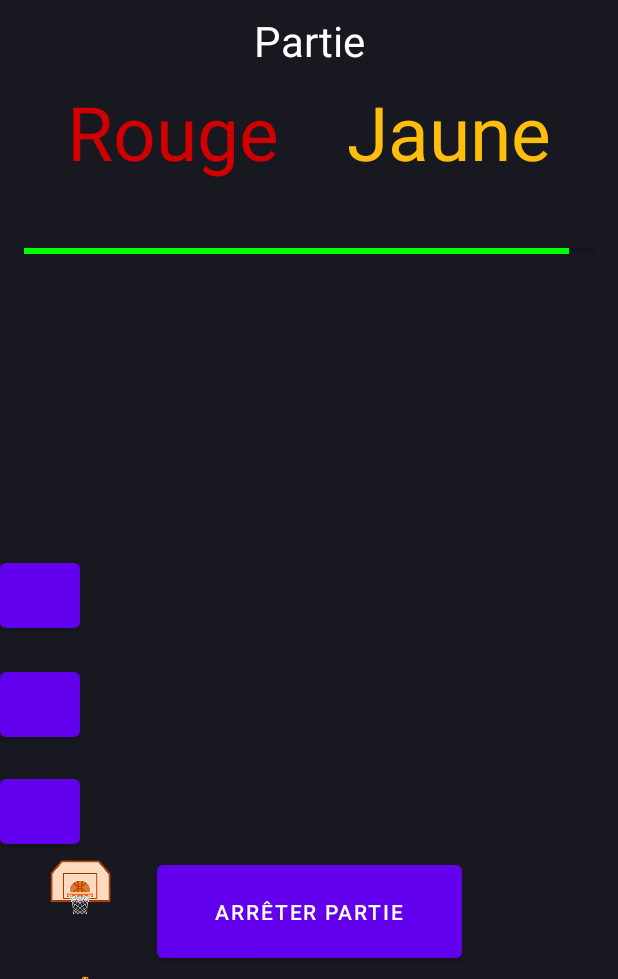
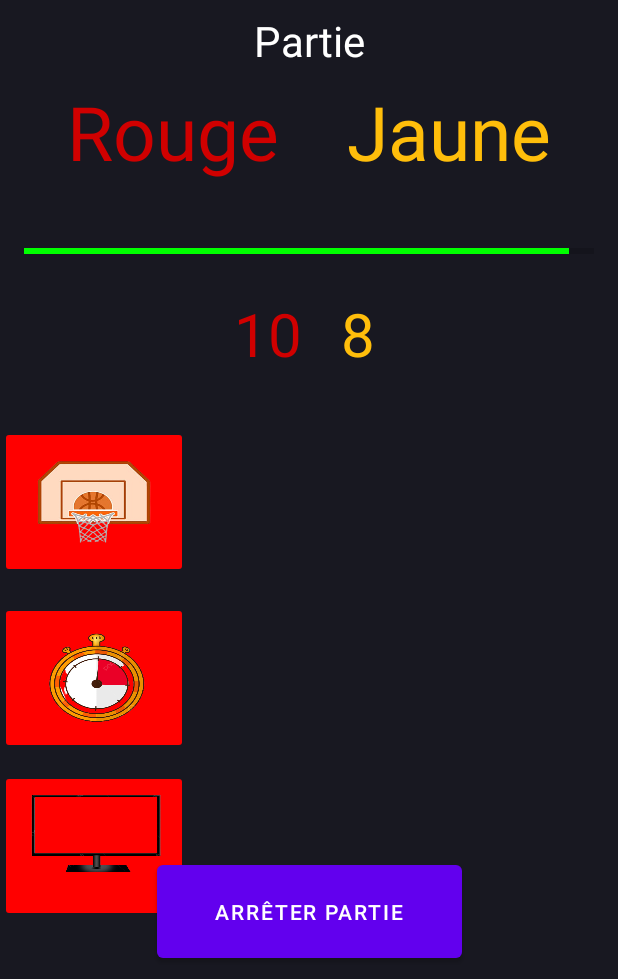
Before and after one commit to btssn-lasalle-84/basket-game-2023, an Android app: the PartieSuivi screen opened directly, with no data from a screen before it, on a phone screen of 412 x 824 dp, the part 257-1236 px from its top. Run offline under Robolectric (Android 15) with nearby library versions, the phone set to English and light mode, and no system bars; 5 statements that could not run were skipped.

Commit message:
BASKET2023-50 Gère les boutons de connexion et déconnexion aux modules et vérifie si ils sont connéctés

```diff
--- a/basketgame-android/app/src/main/java/com/basket_game/CommunicationBluetooth.java
+++ b/basketgame-android/app/src/main/java/com/basket_game/CommunicationBluetooth.java
@@ -189,6 +189,16 @@ public class CommunicationBluetooth
     }
 
     /**
+     * @brief Pour vérifier la connexion
+     */
+    public boolean estConnecte(int idModule) {
+        if (socketsBluetooth.get(idModule) != null && socketsBluetooth.get(idModule).isConnected()) {
+            return true;
+        }
+        return false;
+    }
+
+    /**
      * @brief Pour créer un socket Bluetooth
      */
     @SuppressLint("MissingPermission")
--- a/basketgame-android/app/src/main/java/com/basket_game/PartieSuivi.java
+++ b/basketgame-android/app/src/main/java/com/basket_game/PartieSuivi.java
@@ -47,12 +47,15 @@ public class PartieSuivi extends AppCompatActivity
     private TimerTask tacheCompteurTempsTour = null;
     private CommunicationBluetooth communicationBluetooth = null;
     Handler handler = null;
-    private boolean moduleConnecte = false;
+
 
     /**
      * Ressources GUI
      */
     ProgressBar progressBarTempsRestantTour;
+    ImageButton boutonConnexionModuleDetection;
+    ImageButton boutonConnexionModuleSignalisation;
+    ImageButton boutonConnexionModuleEcran;
 
     /**
      * @brief Méthode appelée à la création de l'activité
@@ -85,6 +88,7 @@ public class PartieSuivi extends AppCompatActivity
         Log.d(TAG, "onStart()");
         initialiserCompteurTempsTour();
         connecterModules();
+        verfierConnexionModules();
     }
 
     /**
@@ -264,20 +268,16 @@ public class PartieSuivi extends AppCompatActivity
      */
     private void creerBoutonConnexionModuleDetection()
     {
-        Button boutonConnexionModuleDetection = findViewById(R.id.boutonConnexionModuleDetection);
+        boutonConnexionModuleDetection = findViewById(R.id.boutonConnexionModuleDetection);
         boutonConnexionModuleDetection.setOnClickListener(new View.OnClickListener() {
             @Override
-            public void onClick(View v)
-            {
-                if(!moduleConnecte)
-                {
+            public void onClick(View v) {
+                if(!communicationBluetooth.estConnecte(CommunicationBluetooth.ID_MODULE_DETECTION)) {
                     communicationBluetooth.seConnecter(CommunicationBluetooth.NOM_MODULE_DETECTION, CommunicationBluetooth.ID_MODULE_DETECTION);
                     boutonConnexionModuleDetection.setBackgroundTintList(ColorStateList.valueOf(Color.GREEN));
-                    moduleConnecte = true;
                 } else {
                     communicationBluetooth.seDeconnecter(CommunicationBluetooth.ID_MODULE_DETECTION);
                     boutonConnexionModuleDetection.setBackgroundTintList(ColorStateList.valueOf(Color.RED));
-                    moduleConnecte = false;
                 }
             }
         });
@@ -288,20 +288,16 @@ public class PartieSuivi extends AppCompatActivity
      */
     private void creerBoutonConnexionModuleSignalisation()
     {
-        Button boutonConnexionModuleSignalisation = findViewById(R.id.boutonConnexionModuleSignalisation);
+        boutonConnexionModuleSignalisation = findViewById(R.id.boutonConnexionModuleSignalisation);
         boutonConnexionModuleSignalisation.setOnClickListener(new View.OnClickListener() {
             @Override
-            public void onClick(View v)
-            {
-                if(!moduleConnecte)
-                {
+            public void onClick(View v) {
+                    if(!communicationBluetooth.estConnecte(CommunicationBluetooth.ID_MODULE_SIGNALISATION)) {
                         communicationBluetooth.seConnecter(CommunicationBluetooth.NOM_MODULE_SIGNALISATION, CommunicationBluetooth.ID_MODULE_SIGNALISATION);
                         boutonConnexionModuleSignalisation.setBackgroundTintList(ColorStateList.valueOf(Color.GREEN));
-                    moduleConnecte = true;
                     } else {
                         communicationBluetooth.seDeconnecter(CommunicationBluetooth.ID_MODULE_SIGNALISATION);
                         boutonConnexionModuleSignalisation.setBackgroundTintList(ColorStateList.valueOf(Color.RED));
-                    moduleConnecte = false;
                     }
                 }
         });
@@ -312,23 +308,44 @@ public class PartieSuivi extends AppCompatActivity
      */
     private void creerBoutonConnexionModuleEcran()
     {
-        Button boutonConnexionModuleEcran = findViewById(R.id.boutonConnexionModuleEcran);
+        boutonConnexionModuleEcran = findViewById(R.id.boutonConnexionModuleEcran);
         boutonConnexionModuleEcran.setOnClickListener(new View.OnClickListener() {
             @Override
             public void onClick(View v)
             {
-                if(!moduleConnecte)
-                {
+                if(!communicationBluetooth.estConnecte(CommunicationBluetooth.ID_MODULE_ECRAN)) {
                     communicationBluetooth.seConnecter(CommunicationBluetooth.NOM_MODULE_ECRAN, CommunicationBluetooth.ID_MODULE_ECRAN);
                     boutonConnexionModuleEcran.setBackgroundTintList(ColorStateList.valueOf(Color.GREEN));
-                    moduleConnecte = true;
                 } else {
                     communicationBluetooth.seDeconnecter(CommunicationBluetooth.ID_MODULE_ECRAN);
                     boutonConnexionModuleEcran.setBackgroundTintList(ColorStateList.valueOf(Color.RED));
-                    moduleConnecte = false;
                 }
             }
         });
+    }
+
+    /**
+     * @brief Méthode appelée pour vérifier la connexion aux modules
+     */
+    private void verfierConnexionModules()
+    {
+        if(communicationBluetooth.estConnecte(CommunicationBluetooth.ID_MODULE_DETECTION)) {
+            boutonConnexionModuleDetection.setBackgroundTintList(ColorStateList.valueOf(Color.GREEN));
+        } else {
+            boutonConnexionModuleDetection.setBackgroundTintList(ColorStateList.valueOf(Color.RED));
+        }
+
+        if(communicationBluetooth.estConnecte(CommunicationBluetooth.ID_MODULE_SIGNALISATION)) {
+            boutonConnexionModuleSignalisation.setBackgroundTintList(ColorStateList.valueOf(Color.GREEN));
+        } else {
+            boutonConnexionModuleSignalisation.setBackgroundTintList(ColorStateList.valueOf(Color.RED));
+        }
+
+        if(communicationBluetooth.estConnecte(CommunicationBluetooth.ID_MODULE_ECRAN)) {
+            boutonConnexionModuleEcran.setBackgroundTintList(ColorStateList.valueOf(Color.GREEN));
+        } else {
+            boutonConnexionModuleEcran.setBackgroundTintList(ColorStateList.valueOf(Color.RED));
+        }
     }
 
     /**
@@ -362,8 +379,9 @@ public class PartieSuivi extends AppCompatActivity
             communicationBluetooth = CommunicationBluetooth.getInstance(handler);
         }
         if(communicationBluetooth != null) {
-            // Connecter les trois modules
             communicationBluetooth.seConnecter(CommunicationBluetooth.NOM_MODULE_DETECTION, CommunicationBluetooth.ID_MODULE_DETECTION);
+            communicationBluetooth.seConnecter(CommunicationBluetooth.NOM_MODULE_SIGNALISATION, CommunicationBluetooth.ID_MODULE_SIGNALISATION);
+            communicationBluetooth.seConnecter(CommunicationBluetooth.NOM_MODULE_ECRAN, CommunicationBluetooth.ID_MODULE_ECRAN);
         }
     }
 
--- a/basketgame-android/app/src/main/res/layout/partie_suivi.xml
+++ b/basketgame-android/app/src/main/res/layout/partie_suivi.xml
@@ -16,75 +16,6 @@
         app:layout_constraintStart_toStartOf="parent"
         app:layout_constraintTop_toTopOf="parent"
         app:srcCompat="@drawable/logo_basket_game_sans_fond_reduit" />
-
-    <Button
-        android:id="@+id/boutonConnexionModuleDetection"
-        android:layout_width="53dp"
-        android:layout_height="55dp"
-        app:layout_constraintBottom_toTopOf="@+id/boutonConnexionModuleSignalisation"
-        app:layout_constraintEnd_toEndOf="parent"
-        app:layout_constraintHorizontal_bias="0.0"
-        app:layout_constraintStart_toStartOf="parent"
-        app:layout_constraintTop_toTopOf="parent"
-        app:layout_constraintVertical_bias="0.965" />
-
-    <Button
-        android:id="@+id/boutonConnexionModuleSignalisation"
-        android:layout_width="53dp"
-        android:layout_height="55dp"
-        app:layout_constraintBottom_toBottomOf="parent"
-        app:layout_constraintEnd_toEndOf="parent"
-        app:layout_constraintHorizontal_bias="0.0"
-        app:layout_constraintStart_toStartOf="parent"
-        app:layout_constraintTop_toTopOf="parent"
-        app:layout_constraintVertical_bias="0.782" />
-
-    <Button
-        android:id="@+id/boutonConnexionModuleEcran"
-        android:layout_width="53dp"
-        android:layout_height="55dp"
-        app:layout_constraintBottom_toBottomOf="parent"
-        app:layout_constraintEnd_toEndOf="parent"
-        app:layout_constraintHorizontal_bias="0.0"
-        app:layout_constraintStart_toStartOf="parent"
-        app:layout_constraintTop_toBottomOf="@+id/boutonConnexionModuleSignalisation"
-        app:layout_constraintVertical_bias="0.16" />
-
-    <ImageView
-        android:id="@+id/imagePanierBasket"
-        android:layout_width="54dp"
-        android:layout_height="78dp"
-        android:layout_marginTop="668dp"
-        android:contentDescription="@string/image_panier"
-        app:layout_constraintEnd_toEndOf="parent"
-        app:layout_constraintHorizontal_bias="0.074"
-        app:layout_constraintStart_toStartOf="parent"
-        app:layout_constraintTop_toTopOf="parent"
-        app:srcCompat="@drawable/image_panier_basket" />
-
-    <ImageView
-        android:id="@+id/imageChronometre"
-        android:layout_width="60dp"
-        android:layout_height="45dp"
-        android:layout_marginTop="760dp"
-        android:contentDescription="@string/image_chronom_tre"
-        app:layout_constraintEnd_toEndOf="parent"
-        app:layout_constraintHorizontal_bias="0.074"
-        app:layout_constraintStart_toStartOf="parent"
-        app:layout_constraintTop_toTopOf="parent"
-        app:srcCompat="@drawable/image_chronometre" />
-
-    <ImageView
-        android:id="@+id/imageTV"
-        android:layout_width="52dp"
-        android:layout_height="53dp"
-        android:layout_marginTop="840dp"
-        android:contentDescription="@string/image_t_l_vision"
-        app:layout_constraintEnd_toEndOf="parent"
-        app:layout_constraintHorizontal_bias="0.085"
-        app:layout_constraintStart_toStartOf="parent"
-        app:layout_constraintTop_toTopOf="parent"
-        app:srcCompat="@drawable/image_tv" />
 
     <TextView
         android:id="@+id/partieSuivi"
@@ -140,6 +71,82 @@
         app:layout_constraintTop_toBottomOf="@+id/affichageNomEquipe2"
         />
 
+    <TextView
+        android:id="@+id/scoreEquipe1"
+        android:layout_width="93dp"
+        android:layout_height="109dp"
+        android:layout_marginStart="90dp"
+        android:gravity="center"
+        android:padding="8dp"
+        android:text="10"
+        android:textColor="#D00000"
+        android:textSize="40sp"
+        app:layout_constraintBottom_toBottomOf="parent"
+        app:layout_constraintEnd_toEndOf="parent"
+        app:layout_constraintHorizontal_bias="0.185"
+        app:layout_constraintStart_toStartOf="parent"
+        app:layout_constraintTop_toTopOf="parent"
+        app:layout_constraintVertical_bias="0.43" />
+
+    <TextView
+        android:id="@+id/scoreEquipe2"
+        android:layout_width="93dp"
+        android:layout_height="109dp"
+        android:layout_marginEnd="90dp"
+        android:gravity="center"
+        android:padding="8dp"
+        android:text="8"
+        android:textColor="#FFBE0B"
+        android:textSize="40sp"
+        app:layout_constraintBottom_toBottomOf="parent"
+        app:layout_constraintEnd_toEndOf="parent"
+        app:layout_constraintHorizontal_bias="0.841"
+        app:layout_constraintStart_toStartOf="parent"
+        app:layout_constraintTop_toTopOf="parent"
+        app:layout_constraintVertical_bias="0.43" />
+
+    <ImageButton
+        android:id="@+id/boutonConnexionModuleDetection"
+        android:layout_width="125dp"
+        android:layout_height="101dp"
+        android:scaleType="fitXY"
+        android:src="@drawable/image_panier_basket"
+        app:layout_constraintBottom_toTopOf="@+id/boutonConnexionModuleSignalisation"
+        app:layout_constraintEnd_toEndOf="parent"
+        app:layout_constraintHorizontal_bias="0.0"
+        app:layout_constraintStart_toStartOf="parent"
+        app:layout_constraintTop_toTopOf="parent"
+        app:layout_constraintVertical_bias="0.962"
+        android:contentDescription="bouton connexion module detection" />
+
+    <ImageButton
+        android:id="@+id/boutonConnexionModuleSignalisation"
+        android:layout_width="125dp"
+        android:layout_height="101dp"
+        android:scaleType="fitXY"
+        android:src="@drawable/image_chronometre"
+        app:layout_constraintBottom_toBottomOf="parent"
+        app:layout_constraintEnd_toEndOf="parent"
+        app:layout_constraintHorizontal_bias="0.0"
+        app:layout_constraintStart_toStartOf="parent"
+        app:layout_constraintTop_toTopOf="parent"
+        app:layout_constraintVertical_bias="0.775"
+        android:contentDescription="bouton connexion module signalisation" />
+
+    <ImageButton
+        android:id="@+id/boutonConnexionModuleEcran"
+        android:layout_width="125dp"
+        android:layout_height="101dp"
+        android:scaleType="fitXY"
+        android:src="@drawable/image_tv"
+        app:layout_constraintBottom_toBottomOf="parent"
+        app:layout_constraintEnd_toEndOf="parent"
+        app:layout_constraintHorizontal_bias="0.0"
+        app:layout_constraintStart_toStartOf="parent"
+        app:layout_constraintTop_toBottomOf="@+id/boutonConnexionModuleSignalisation"
+        app:layout_constraintVertical_bias="0.226"
+        android:contentDescription="bouton connexion module ecran" />
+
     <Button
         android:id="@+id/boutonArreterPartie"
         android:text="@string/arr_ter_partie"
```
Lines whose indentation alone changed are shown as unchanged.
